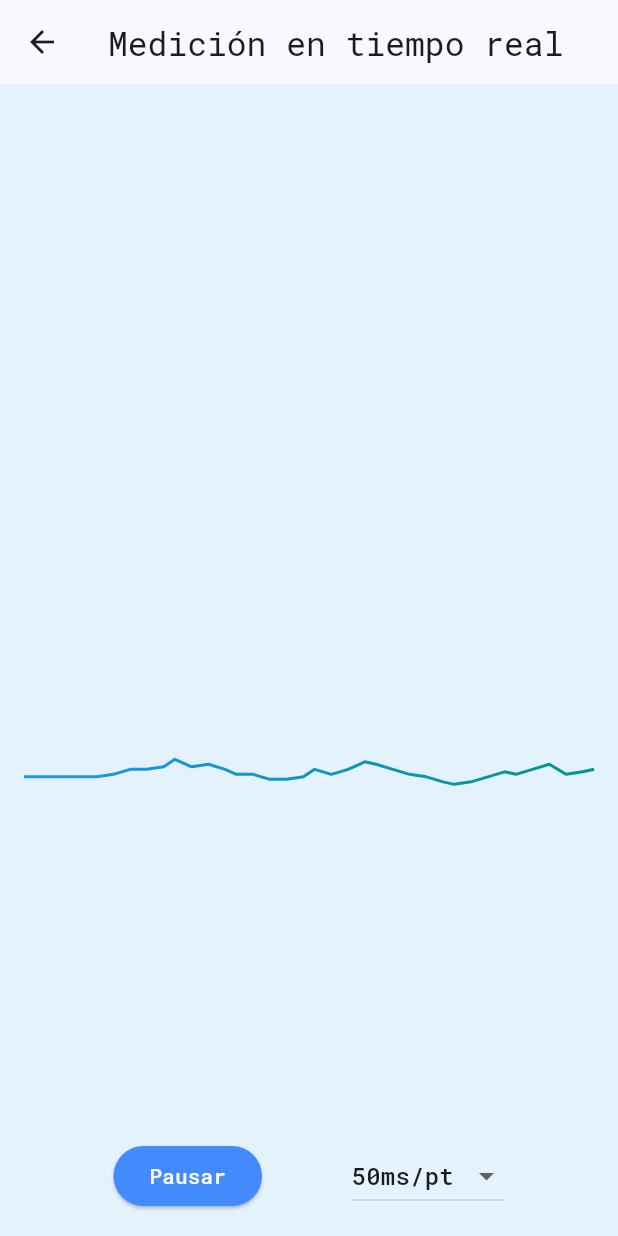
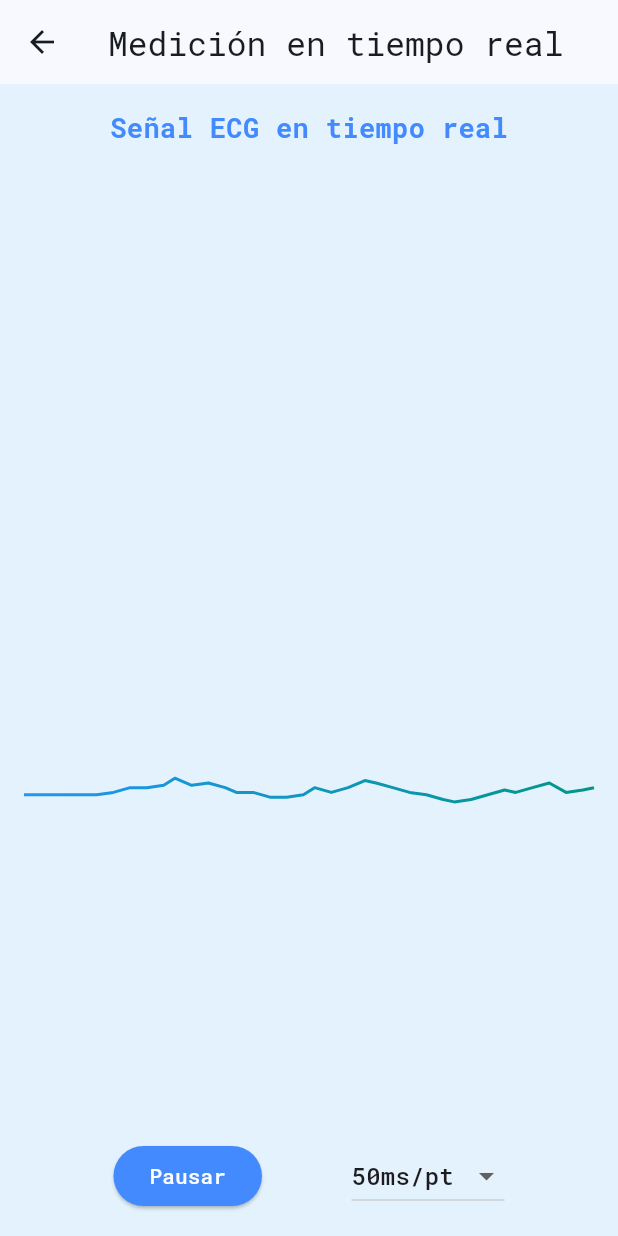
Before and after one commit to Carlos20034657/Los-Amigazos, a Flutter app: the MedicionPage screen opened by its route, on a phone screen of 412 x 824 dp. Run offline on Flutter 3.47's test engine with Material 3 defaults, Android fonts, the phone set to English and light mode, and no system bars; drawn by our look-alikes of fl_chart; our stand-ins replace google_fonts.

Commit message:
Texto commit

```diff
--- a/lib/main.dart
+++ b/lib/main.dart
@@ -126,6 +126,15 @@ class _MedicionPageState extends State<MedicionPage> {
         padding: const EdgeInsets.all(16.0),
         child: Column(
           children: [
+            Text(
+              'Señal ECG en tiempo real',
+              style: TextStyle(
+                fontSize: 18,
+                fontWeight: FontWeight.bold,
+                color: Colors.blueAccent,
+              ),
+            ),
+            const SizedBox(height: 10),
             Expanded(
               child: LineChart(
                 LineChartData(
```
